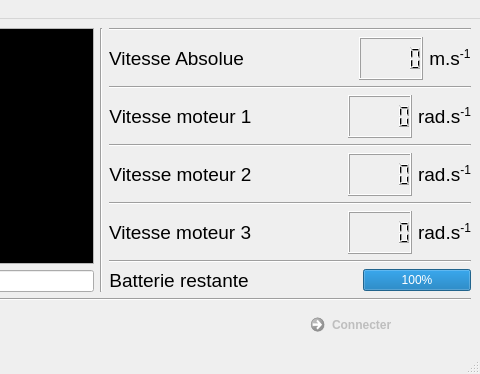
First picture: the form in mainwindow.ui, repository xdbob/Sphero, before the edit; both pictures show x 277 to 757 and y 0 to 374 of the 757 by 374 pixel window.
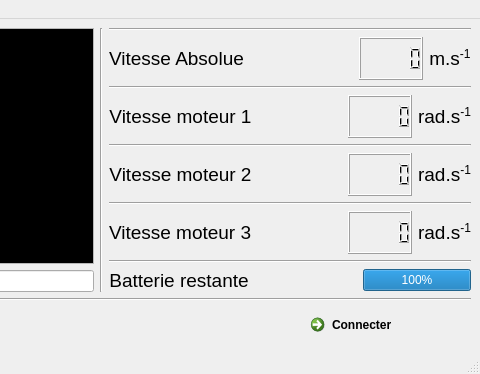
Second picture: the form after the edit. Icons and pictures are not drawn.

What changed in the file:
```diff
--- a/mainwindow.ui
+++ b/mainwindow.ui
@@ -321,7 +321,7 @@
       <item>
        <widget class="QCommandLinkButton" name="commandLinkButton">
         <property name="enabled">
-         <bool>false</bool>
+         <bool>true</bool>
         </property>
         <property name="text">
          <string>Connecter</string>
```
